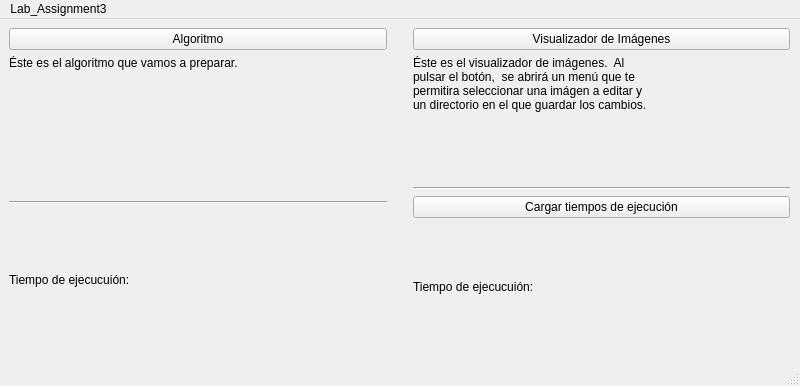
Above: mainwindow.ui from pgonzs08/Editor-de-Imagenes before the change. Below: the same form after it.
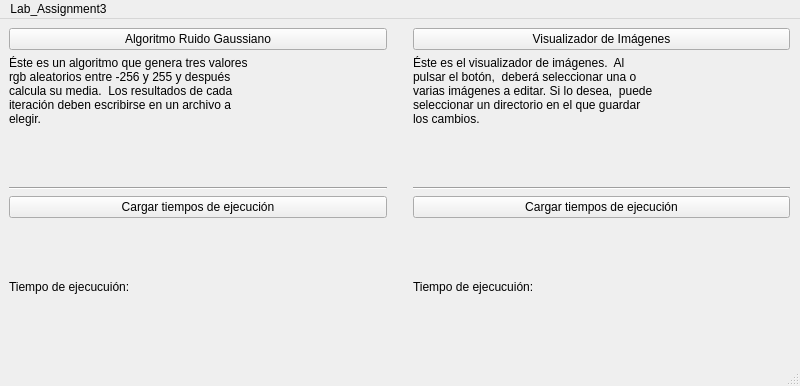
That is the form after the change.

```diff
--- a/mainwindow.ui
+++ b/mainwindow.ui
@@ -29,7 +29,7 @@
        <item>
         <widget class="QPushButton" name="botonAl">
          <property name="text">
-          <string>Algoritmo</string>
+          <string>Algoritmo Ruido Gaussiano</string>
          </property>
         </widget>
        </item>
@@ -42,7 +42,7 @@
           </size>
          </property>
          <property name="text">
-          <string>Éste es el algoritmo que vamos a preparar.</string>
+          <string>Éste es un algoritmo que genera tres valores rgb aleatorios entre -256 y 255 y después calcula su media.  Los resultados de cada iteración deben escribirse en un archivo a elegir.</string>
          </property>
          <property name="alignment">
           <set>Qt::AlignLeading|Qt::AlignLeft|Qt::AlignTop</set>
@@ -59,6 +59,13 @@
          </property>
         </widget>
        </item>
+       <item>
+        <widget class="QPushButton" name="EjecucionImages_2">
+         <property name="text">
+          <string>Cargar tiempos de ejecución</string>
+         </property>
+        </widget>
+       </item>
        <item>
         <widget class="QLabel" name="tExAl">
          <property name="text">
@@ -99,7 +106,7 @@
           </size>
          </property>
          <property name="text">
-          <string>Éste es el visualizador de imágenes.  Al pulsar el botón,  se abrirá un menú que te permitira seleccionar una imágen a editar y un directorio en el que guardar los cambios.</string>
+          <string>Éste es el visualizador de imágenes.  Al pulsar el botón,  deberá seleccionar una o varias imágenes a editar. Si lo desea,  puede seleccionar un directorio en el que guardar los cambios.</string>
          </property>
          <property name="alignment">
           <set>Qt::AlignLeading|Qt::AlignLeft|Qt::AlignTop</set>
```
Left out of the diff: 2 changed lines with no effect on the pictures.
